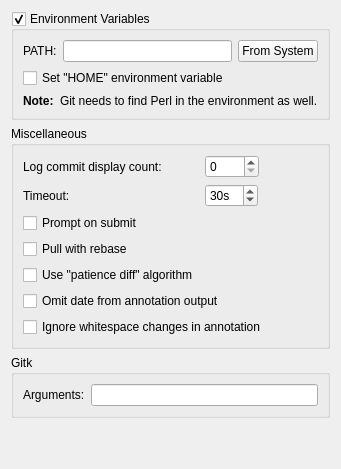
First picture: the form in src/plugins/git/settingspage.ui, repository qt-creator/qt-creator, before the edit.
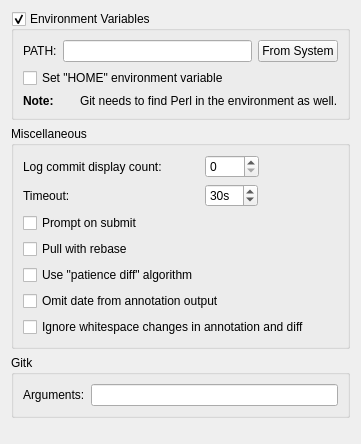
Second picture: the form after the edit.

Commit message:
Git: ignore spaces in diff
Ignore spacing changes in diff (based on same setting as used to
ignore spacing in git blame).

Task-number: QTCREATORBUG-2526

Patch:
```diff
--- a/src/plugins/git/settingspage.ui
+++ b/src/plugins/git/settingspage.ui
@@ -2,6 +2,14 @@
 <ui version="4.0">
  <class>Git::Internal::SettingsPage</class>
  <widget class="QWidget" name="Git::Internal::SettingsPage">
+  <property name="geometry">
+   <rect>
+    <x>0</x>
+    <y>0</y>
+    <width>361</width>
+    <height>444</height>
+   </rect>
+  </property>
   <layout class="QVBoxLayout" name="verticalLayout">
    <item>
     <widget class="QGroupBox" name="environmentGroupBox">
@@ -130,7 +138,7 @@
       <item row="6" column="0" colspan="2">
        <widget class="QCheckBox" name="spaceIgnorantBlameCheckBox">
         <property name="text">
-         <string>Ignore whitespace changes in annotation</string>
+         <string>Ignore whitespace changes in annotation and diff</string>
         </property>
        </widget>
       </item>
```
The commit also changes 4 other files.
